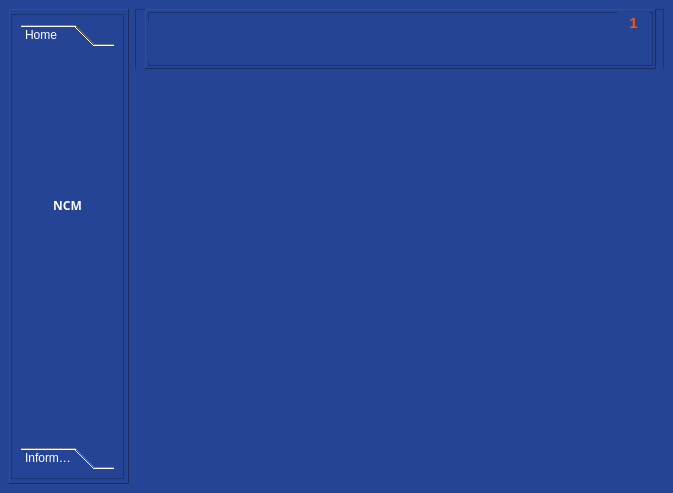
Before: the Qt Designer form main.ui in EduardoFerreira22/Tech_Tools, drawn with Qt 5.
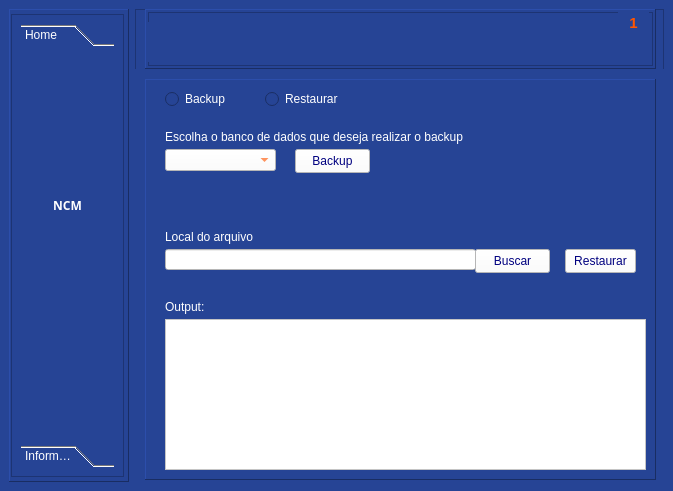
After: the same form once the commit is applied. The open tabs and pages were chosen to show the change. Icons and pictures are not drawn.

Commit message: Criação da tela e funções de Backup e Restauração de Bancos de Dados SQL Server

Patch:
```diff
--- a/main.ui
+++ b/main.ui
@@ -7,7 +7,7 @@
     <x>0</x>
     <y>0</y>
     <width>673</width>
-    <height>493</height>
+    <height>491</height>
    </rect>
   </property>
   <property name="sizePolicy">
@@ -107,7 +107,7 @@
                <x>0</x>
                <y>0</y>
                <width>93</width>
-               <height>393</height>
+               <height>391</height>
               </rect>
              </property>
              <attribute name="icon">
@@ -3034,6 +3034,219 @@
          </widget>
         </widget>
        </widget>
+       <widget class="QWidget" name="pg_bkp_rest">
+        <widget class="QFrame" name="frame_bkp">
+         <property name="geometry">
+          <rect>
+           <x>10</x>
+           <y>10</y>
+           <width>511</width>
+           <height>401</height>
+          </rect>
+         </property>
+         <property name="frameShape">
+          <enum>QFrame::Panel</enum>
+         </property>
+         <property name="frameShadow">
+          <enum>QFrame::Raised</enum>
+         </property>
+         <widget class="QLineEdit" name="txt_path_bkp_rest">
+          <property name="geometry">
+           <rect>
+            <x>20</x>
+            <y>170</y>
+            <width>311</width>
+            <height>21</height>
+           </rect>
+          </property>
+         </widget>
+         <widget class="QPushButton" name="pushButton_buscar_backup">
+          <property name="geometry">
+           <rect>
+            <x>330</x>
+            <y>170</y>
+            <width>75</width>
+            <height>24</height>
+           </rect>
+          </property>
+          <property name="styleSheet">
+           <string notr="true">QPushButton{
+	background-color: rgb(255, 255, 255);
+	color: rgb(0, 0, 127);
+}
+
+QPushButton:hover{
+	
+	color: rgb(255, 255, 255);
+	background-color:rgb(49,147,0)
+} </string>
+          </property>
+          <property name="text">
+           <string>Buscar</string>
+          </property>
+         </widget>
+         <widget class="QLabel" name="lb_local_arquivo">
+          <property name="geometry">
+           <rect>
+            <x>20</x>
+            <y>150</y>
+            <width>101</width>
+            <height>16</height>
+           </rect>
+          </property>
+          <property name="styleSheet">
+           <string notr="true">color: rgb(255, 255, 255);
+font: 700 9pt &quot;Segoe UI&quot;;</string>
+          </property>
+          <property name="text">
+           <string>Local do arquivo</string>
+          </property>
+         </widget>
+         <widget class="QComboBox" name="combo_list_database">
+          <property name="geometry">
+           <rect>
+            <x>20</x>
+            <y>70</y>
+            <width>111</width>
+            <height>22</height>
+           </rect>
+          </property>
+          <property name="styleSheet">
+           <string notr="true">background-color: rgb(255, 255, 255);
+color: rgb(255, 85, 0);
+font: 700 9pt &quot;Segoe UI&quot;;</string>
+          </property>
+         </widget>
+         <widget class="QLabel" name="label_7">
+          <property name="geometry">
+           <rect>
+            <x>20</x>
+            <y>50</y>
+            <width>321</width>
+            <height>16</height>
+           </rect>
+          </property>
+          <property name="styleSheet">
+           <string notr="true">color: rgb(255, 255, 255);
+font:9pt &quot;Segoe UI&quot;;</string>
+          </property>
+          <property name="text">
+           <string>Escolha o banco de dados que deseja realizar o backup</string>
+          </property>
+         </widget>
+         <widget class="QRadioButton" name="radioButton_backup">
+          <property name="geometry">
+           <rect>
+            <x>20</x>
+            <y>10</y>
+            <width>89</width>
+            <height>20</height>
+           </rect>
+          </property>
+          <property name="styleSheet">
+           <string notr="true">color: rgb(255, 255, 255);
+font: 700 9pt &quot;Segoe UI&quot;;</string>
+          </property>
+          <property name="text">
+           <string>Backup</string>
+          </property>
+         </widget>
+         <widget class="QRadioButton" name="radioButton_restaurar">
+          <property name="geometry">
+           <rect>
+            <x>120</x>
+            <y>10</y>
+            <width>89</width>
+            <height>20</height>
+           </rect>
+          </property>
+          <property name="styleSheet">
+           <string notr="true">color: rgb(255, 255, 255);
+font: 700 9pt &quot;Segoe UI&quot;;</string>
+          </property>
+          <property name="text">
+           <string>Restaurar</string>
+          </property>
+         </widget>
+         <widget class="QPlainTextEdit" name="output_log_bkp_rest">
+          <property name="geometry">
+           <rect>
+            <x>20</x>
+            <y>240</y>
+            <width>481</width>
+            <height>151</height>
+           </rect>
+          </property>
+         </widget>
+         <widget class="QLabel" name="lb_output">
+          <property name="geometry">
+           <rect>
+            <x>20</x>
+            <y>220</y>
+            <width>51</width>
+            <height>16</height>
+           </rect>
+          </property>
+          <property name="styleSheet">
+           <string notr="true">color: rgb(255, 255, 255);
+font: 700 9pt &quot;Segoe UI&quot;;</string>
+          </property>
+          <property name="text">
+           <string>Output:</string>
+          </property>
+         </widget>
+         <widget class="QPushButton" name="bt_Backup">
+          <property name="geometry">
+           <rect>
+            <x>150</x>
+            <y>70</y>
+            <width>75</width>
+            <height>24</height>
+           </rect>
+          </property>
+          <property name="styleSheet">
+           <string notr="true">QPushButton{
+	background-color: rgb(255, 255, 255);
+	color: rgb(0, 0, 127);
+}
+
+QPushButton:hover{
+	
+	color: rgb(255, 255, 255);
+	background-color:rgb(49,147,0)
+} </string>
+          </property>
+          <property name="text">
+           <string>Backup</string>
+          </property>
+         </widget>
+         <widget class="QPushButton" name="bt_Restaurao">
+          <property name="geometry">
+           <rect>
+            <x>420</x>
+            <y>170</y>
+            <width>71</width>
+            <height>24</height>
+           </rect>
+          </property>
+          <property name="styleSheet">
+           <string notr="true">QPushButton{
+	background-color: rgb(255, 255, 255);
+	color: rgb(0, 0, 127);
+}
+
+QPushButton:hover{
+	
+	color: rgb(255, 255, 255);
+	background-color:rgb(49,147,0)
+} </string>
+          </property>
+          <property name="text">
+           <string>Restaurar</string>
+          </property>
+         </widget>
+        </widget>
+       </widget>
       </widget>
      </widget>
     </item>
```
Left out of the diff: 136 changed lines with no effect on the pictures. The commit also changes 11 other files.
